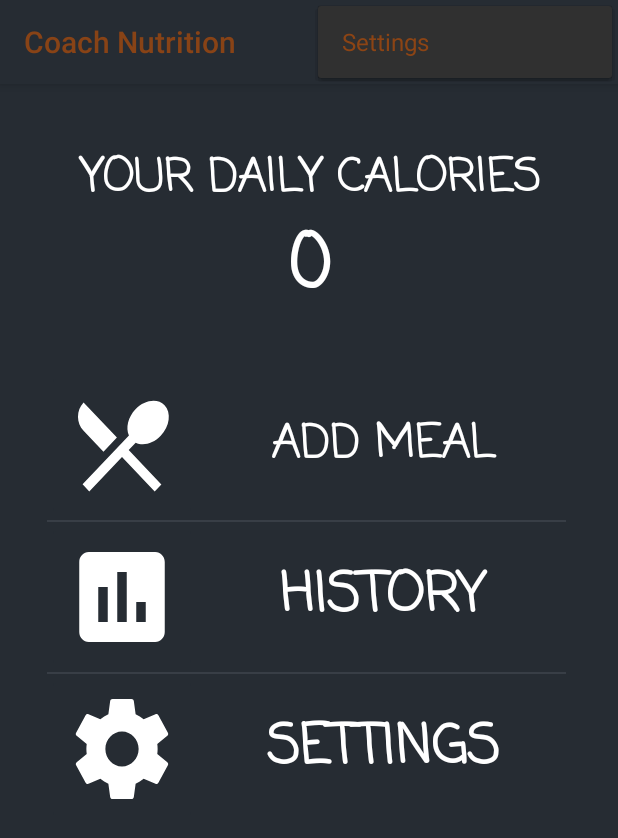
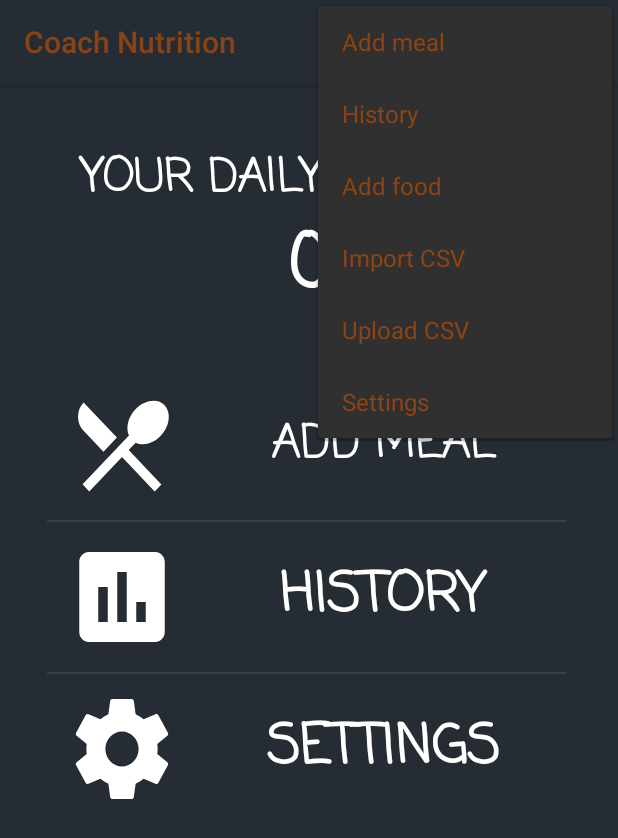
Before and after one commit to cubouyaka/Coach-Nutrition-Project, an Android app: the screen it shows after launch (MainActivity), with the options menu open, on a phone screen of 412 x 824 dp. Shown: the top 838 px of the screen. Run offline under Robolectric (Android 15) with nearby library versions, the phone set to English and light mode, and no system bars.

Commit message:
ToolBar version qui fonctionne

```diff
--- a/app/src/main/java/com/oc/rss/coach_nutrition_project/MainActivity.java
+++ b/app/src/main/java/com/oc/rss/coach_nutrition_project/MainActivity.java
@@ -5,6 +5,7 @@ import android.support.v7.app.AppCompatActivity;
 import android.os.Bundle;
 import android.support.v7.widget.Toolbar;
 import android.view.Menu;
+import android.view.MenuItem;
 import android.view.View;
 import android.widget.Button;
 import android.widget.TextView;
@@ -39,7 +40,10 @@ public class MainActivity extends AppCompatActivity {
     }
 
     public void onClickMeal (View view){
+        startActivityForResult(new Intent(this, GetDate.class), OK_CODE);
+    }
 
+    public void onClickItemMeal(MenuItem item){
         startActivityForResult(new Intent(this, GetDate.class), OK_CODE);
     }
 
@@ -48,12 +52,29 @@ public class MainActivity extends AppCompatActivity {
         startActivity (intent);
     }
 
+    public void onClickItemHistory (MenuItem item){
+        Intent intent = new Intent (this, History.class);
+        startActivity (intent);
+    }
+
     public void onClickSettings (View v) {
-
+        Intent intent = new Intent (this, AllSettings.class);
+        startActivity (intent);
+    }
+    public void onClickItemSettings (MenuItem item) {
         Intent intent = new Intent (this, AllSettings.class);
         startActivity (intent);
     }
 
+    public void onClickItemAddFood (MenuItem item) {
+        Intent intent = new Intent (this, add_food.class);
+        startActivity (intent);
+    }
+
+    public void onClickItemImportCSV (MenuItem item) {
+        Intent intent = new Intent (this, SearchFile.class);
+        startActivity (intent);
+    }
 
     @Override
     protected void onActivityResult(int requestCode, int resultCode, Intent data) {
@@ -70,4 +91,5 @@ public class MainActivity extends AppCompatActivity {
         }
         */
     }
+
 }
--- a/app/src/main/res/menu/menu_main.xml
+++ b/app/src/main/res/menu/menu_main.xml
@@ -2,20 +2,61 @@
 <menu xmlns:android="http://schemas.android.com/apk/res/android"
     xmlns:app="http://schemas.android.com/apk/res-auto"
     xmlns:tools="http://schemas.android.com/tools" tools:context=".MainActivity">
-    <item android:id="@+id/action_settings" android:title="Settings"
-        android:orderInCategory="100" app:showAsAction="never"/>
     <item
-        android:title="Search"
-        android:id="@+id/action_search"
-        android:orderInCategory="200"
-        android:icon="@drawable/ic_search"
-        app:showAsAction="ifRoom">
-        </item>
+        android:id="@+id/action_toolbar_settings"
+        android:onClick="onClickItemSettings"
+        android:orderInCategory="3"
+        android:title="@string/settings"
+        android:icon="@drawable/ic_settings_black_24dp"
+        app:showAsAction="always" />
     <item
-        android:title="User"
-        android:id="@+id/action_user"
-        android:orderInCategory="300"
-        android:icon="@drawable/ic_mode_edit"
-        app:showAsAction="ifRoom">
-        </item>
+        android:id="@+id/action_history"
+        android:title="@string/history"
+        android:orderInCategory="2"
+        android:icon="@drawable/ic_insert_chart_black_24dp"
+        android:onClick="onClickItemHistory"
+        app:showAsAction="always"/>
+    <item
+        android:id="@+id/action_AddMeal"
+        android:icon="@drawable/ic_restaurant_menu_black_24dp"
+        android:onClick="onClickItemMeal"
+        android:orderInCategory="1"
+        android:title="@string/meal"
+        app:showAsAction="always"/>
+    <item
+        android:id="@+id/item_history"
+        android:title="@string/history"
+        android:orderInCategory="3"
+        android:icon="@drawable/ic_insert_chart_black_24dp"
+        android:onClick="onClickItemHistory"
+        app:showAsAction="ifRoom"/>
+    <item
+        android:id="@+id/item_AddMeal"
+        android:onClick="onClickItemMeal"
+        android:orderInCategory="1"
+        android:title="@string/meal"
+        app:showAsAction="never"/>
+    <item
+        android:title="@string/settings"
+        android:id="@+id/action_settings"
+        android:onClick="onClickItemSettings"
+        android:orderInCategory="100"
+        app:showAsAction="never" />
+    <item
+        android:id="@+id/item_add_food"
+        android:onClick="onClickItemAddFood"
+        android:orderInCategory="4"
+        android:title="@string/addFood"
+        app:showAsAction="never" />
+    <item
+        android:id="@+id/item_import_CSV"
+        android:onClick="onClickItemImportCSV"
+        android:orderInCategory="5"
+        android:title="@string/importCSV"
+        app:showAsAction="never" />
+    <item
+        android:id="@+id/item_upload_CSV"
+        android:orderInCategory="6"
+        android:title="@string/uploadCSV"
+        app:showAsAction="never" />
 </menu>
```
